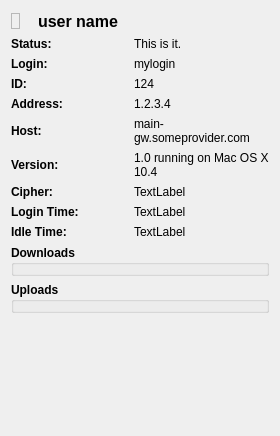
First picture: the form in qw_client/QwcUserInfoWidget.ui, repository pcjpnet/qwired-suite, before the edit.
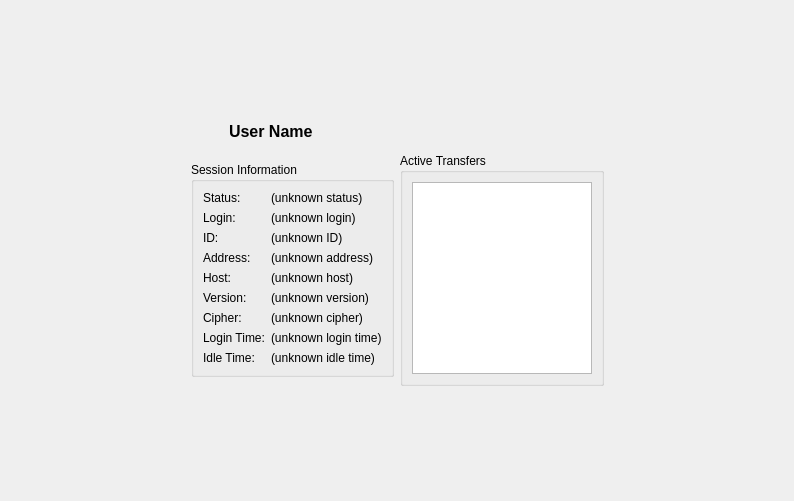
Second picture: the form after the edit. Icons and pictures are not drawn.

Diff of the .ui file:
```diff
--- a/qw_client/QwcUserInfoWidget.ui
+++ b/qw_client/QwcUserInfoWidget.ui
@@ -6,29 +6,45 @@
    <rect>
     <x>0</x>
     <y>0</y>
-    <width>280</width>
-    <height>436</height>
+    <width>794</width>
+    <height>501</height>
    </rect>
   </property>
   <property name="windowTitle">
    <string>User Information</string>
   </property>
-  <layout class="QVBoxLayout" name="verticalLayout">
-   <item>
-    <layout class="QHBoxLayout" name="horizontalLayout">
-     <item>
+  <layout class="QGridLayout" name="gridLayout_3">
+   <item row="0" column="1">
+    <spacer name="verticalSpacer">
+     <property name="orientation">
+      <enum>Qt::Vertical</enum>
+     </property>
+     <property name="sizeType">
+      <enum>QSizePolicy::Expanding</enum>
+     </property>
+     <property name="sizeHint" stdset="0">
+      <size>
+       <width>10</width>
+       <height>111</height>
+      </size>
+     </property>
+    </spacer>
+   </item>
+   <item row="1" column="1" rowspan="2">
+    <layout class="QGridLayout" name="gridLayout">
+     <item row="0" column="0">
       <widget class="QLabel" name="fIcon">
        <property name="sizePolicy">
-        <sizepolicy hsizetype="Maximum" vsizetype="Maximum">
+        <sizepolicy hsizetype="Fixed" vsizetype="Fixed">
          <horstretch>0</horstretch>
          <verstretch>0</verstretch>
         </sizepolicy>
        </property>
-       <property name="frameShape">
-        <enum>QFrame::StyledPanel</enum>
-       </property>
-       <property name="frameShadow">
-        <enum>QFrame::Raised</enum>
+       <property name="minimumSize">
+        <size>
+         <width>32</width>
+         <height>32</height>
+        </size>
        </property>
        <property name="text">
         <string/>
@@ -44,23 +60,7 @@
        </property>
       </widget>
      </item>
-     <item>
-      <spacer name="horizontalSpacer">
-       <property name="orientation">
-        <enum>Qt::Horizontal</enum>
-       </property>
-       <property name="sizeType">
-        <enum>QSizePolicy::Fixed</enum>
-       </property>
-       <property name="sizeHint" stdset="0">
-        <size>
-         <width>12</width>
-         <height>20</height>
-        </size>
-       </property>
-      </spacer>
-     </item>
-     <item>
+     <item row="0" column="1" colspan="2">
       <widget class="QLabel" name="fNick">
        <property name="font">
         <font>
@@ -70,21 +70,29 @@
         </font>
        </property>
        <property name="text">
-        <string>user name</string>
+        <string>User Name</string>
        </property>
       </widget>
      </item>
-    </layout>
-   </item>
-   <item>
-    <layout class="QGridLayout" name="gridLayout">
+     <item row="1" column="0" colspan="2">
+      <widget class="QGroupBox" name="groupBox">
+       <property name="sizePolicy">
+        <sizepolicy hsizetype="Maximum" vsizetype="Maximum">
+         <horstretch>0</horstretch>
+         <verstretch>0</verstretch>
+        </sizepolicy>
+       </property>
+       <property name="title">
+        <string>Session Information</string>
+       </property>
+       <layout class="QFormLayout" name="formLayout">
      <item row="0" column="0">
       <widget class="QLabel" name="label">
-       <property name="font">
-        <font>
-         <weight>75</weight>
-         <bold>true</bold>
-        </font>
+          <property name="sizePolicy">
+           <sizepolicy hsizetype="MinimumExpanding" vsizetype="Preferred">
+            <horstretch>0</horstretch>
+            <verstretch>0</verstretch>
+           </sizepolicy>
        </property>
        <property name="text">
         <string>Status:</string>
@@ -93,8 +101,14 @@
      </item>
      <item row="0" column="1">
       <widget class="QLabel" name="fStatus">
+          <property name="sizePolicy">
+           <sizepolicy hsizetype="MinimumExpanding" vsizetype="Preferred">
+            <horstretch>0</horstretch>
+            <verstretch>0</verstretch>
+           </sizepolicy>
+          </property>
        <property name="text">
-        <string>This is it.</string>
+           <string>(unknown status)</string>
        </property>
        <property name="wordWrap">
         <bool>true</bool>
@@ -103,11 +117,11 @@
      </item>
      <item row="1" column="0">
       <widget class="QLabel" name="label_2">
-       <property name="font">
-        <font>
-         <weight>75</weight>
-         <bold>true</bold>
-        </font>
+          <property name="sizePolicy">
+           <sizepolicy hsizetype="MinimumExpanding" vsizetype="Preferred">
+            <horstretch>0</horstretch>
+            <verstretch>0</verstretch>
+           </sizepolicy>
        </property>
        <property name="text">
         <string>Login:</string>
@@ -116,8 +130,14 @@
      </item>
      <item row="1" column="1">
       <widget class="QLabel" name="fLogin">
+          <property name="sizePolicy">
+           <sizepolicy hsizetype="MinimumExpanding" vsizetype="Preferred">
+            <horstretch>0</horstretch>
+            <verstretch>0</verstretch>
+           </sizepolicy>
+          </property>
        <property name="text">
-        <string>mylogin</string>
+           <string>(unknown login)</string>
        </property>
        <property name="wordWrap">
         <bool>true</bool>
@@ -126,11 +146,11 @@
      </item>
      <item row="2" column="0">
       <widget class="QLabel" name="label_3">
-       <property name="font">
-        <font>
-         <weight>75</weight>
-         <bold>true</bold>
-        </font>
+          <property name="sizePolicy">
+           <sizepolicy hsizetype="MinimumExpanding" vsizetype="Preferred">
+            <horstretch>0</horstretch>
+            <verstretch>0</verstretch>
+           </sizepolicy>
        </property>
        <property name="text">
         <string>ID:</string>
@@ -139,8 +159,14 @@
      </item>
      <item row="2" column="1">
       <widget class="QLabel" name="fID">
+          <property name="sizePolicy">
+           <sizepolicy hsizetype="MinimumExpanding" vsizetype="Preferred">
+            <horstretch>0</horstretch>
+            <verstretch>0</verstretch>
+           </sizepolicy>
+          </property>
        <property name="text">
-        <string>124</string>
+           <string>(unknown ID)</string>
        </property>
        <property name="wordWrap">
         <bool>true</bool>
@@ -149,11 +175,11 @@
      </item>
      <item row="3" column="0">
       <widget class="QLabel" name="label_4">
-       <property name="font">
-        <font>
-         <weight>75</weight>
-         <bold>true</bold>
-        </font>
+          <property name="sizePolicy">
+           <sizepolicy hsizetype="MinimumExpanding" vsizetype="Preferred">
+            <horstretch>0</horstretch>
+            <verstretch>0</verstretch>
+           </sizepolicy>
        </property>
        <property name="text">
         <string>Address:</string>
@@ -162,8 +188,14 @@
      </item>
      <item row="3" column="1">
       <widget class="QLabel" name="fAddress">
+          <property name="sizePolicy">
+           <sizepolicy hsizetype="MinimumExpanding" vsizetype="Preferred">
+            <horstretch>0</horstretch>
+            <verstretch>0</verstretch>
+           </sizepolicy>
+          </property>
        <property name="text">
-        <string>1.2.3.4</string>
+           <string>(unknown address)</string>
        </property>
        <property name="wordWrap">
         <bool>true</bool>
@@ -172,11 +204,11 @@
      </item>
      <item row="4" column="0">
       <widget class="QLabel" name="label_5">
-       <property name="font">
-        <font>
-         <weight>75</weight>
-         <bold>true</bold>
-        </font>
+          <property name="sizePolicy">
+           <sizepolicy hsizetype="MinimumExpanding" vsizetype="Preferred">
+            <horstretch>0</horstretch>
+            <verstretch>0</verstretch>
+           </sizepolicy>
        </property>
        <property name="text">
         <string>Host:</string>
@@ -185,8 +217,14 @@
      </item>
      <item row="4" column="1">
       <widget class="QLabel" name="fHost">
+          <property name="sizePolicy">
+           <sizepolicy hsizetype="MinimumExpanding" vsizetype="Preferred">
+            <horstretch>0</horstretch>
+            <verstretch>0</verstretch>
+           </sizepolicy>
+          </property>
        <property name="text">
-        <string>main-gw.someprovider.com</string>
+           <string>(unknown host)</string>
        </property>
        <property name="wordWrap">
         <bool>true</bool>
@@ -195,11 +233,11 @@
      </item>
      <item row="5" column="0">
       <widget class="QLabel" name="label_6">
-       <property name="font">
-        <font>
-         <weight>75</weight>
-         <bold>true</bold>
-        </font>
+          <property name="sizePolicy">
+           <sizepolicy hsizetype="MinimumExpanding" vsizetype="Preferred">
+            <horstretch>0</horstretch>
+            <verstretch>0</verstretch>
+           </sizepolicy>
        </property>
        <property name="text">
         <string>Version:</string>
@@ -208,8 +246,14 @@
      </item>
      <item row="5" column="1">
       <widget class="QLabel" name="fVersion">
+          <property name="sizePolicy">
+           <sizepolicy hsizetype="MinimumExpanding" vsizetype="Preferred">
+            <horstretch>0</horstretch>
+            <verstretch>0</verstretch>
+           </sizepolicy>
+          </property>
        <property name="text">
-        <string>1.0 running on Mac OS X 10.4</string>
+           <string>(unknown version)</string>
        </property>
        <property name="wordWrap">
         <bool>true</bool>
@@ -218,11 +262,11 @@
      </item>
      <item row="6" column="0">
       <widget class="QLabel" name="label_7">
-       <property name="font">
-        <font>
-         <weight>75</weight>
-         <bold>true</bold>
-        </font>
+          <property name="sizePolicy">
+           <sizepolicy hsizetype="MinimumExpanding" vsizetype="Preferred">
+            <horstretch>0</horstretch>
+            <verstretch>0</verstretch>
+           </sizepolicy>
        </property>
        <property name="text">
         <string>Cipher:</string>
@@ -231,8 +275,14 @@
      </item>
      <item row="6" column="1">
       <widget class="QLabel" name="fCipher">
+          <property name="sizePolicy">
+           <sizepolicy hsizetype="MinimumExpanding" vsizetype="Preferred">
+            <horstretch>0</horstretch>
+            <verstretch>0</verstretch>
+           </sizepolicy>
+          </property>
        <property name="text">
-        <string>TextLabel</string>
+           <string>(unknown cipher)</string>
        </property>
        <property name="wordWrap">
         <bool>true</bool>
@@ -241,11 +291,11 @@
      </item>
      <item row="7" column="0">
       <widget class="QLabel" name="label_8">
-       <property name="font">
-        <font>
-         <weight>75</weight>
-         <bold>true</bold>
-        </font>
+          <property name="sizePolicy">
+           <sizepolicy hsizetype="MinimumExpanding" vsizetype="Preferred">
+            <horstretch>0</horstretch>
+            <verstretch>0</verstretch>
+           </sizepolicy>
        </property>
        <property name="text">
         <string>Login Time:</string>
@@ -254,8 +304,14 @@
      </item>
      <item row="7" column="1">
       <widget class="QLabel" name="fLoginTime">
+          <property name="sizePolicy">
+           <sizepolicy hsizetype="MinimumExpanding" vsizetype="Preferred">
+            <horstretch>0</horstretch>
+            <verstretch>0</verstretch>
+           </sizepolicy>
+          </property>
        <property name="text">
-        <string>TextLabel</string>
+           <string>(unknown login time)</string>
        </property>
        <property name="wordWrap">
         <bool>true</bool>
@@ -264,11 +320,11 @@
      </item>
      <item row="8" column="0">
       <widget class="QLabel" name="label_9">
-       <property name="font">
-        <font>
-         <weight>75</weight>
-         <bold>true</bold>
-        </font>
+          <property name="sizePolicy">
+           <sizepolicy hsizetype="MinimumExpanding" vsizetype="Preferred">
+            <horstretch>0</horstretch>
+            <verstretch>0</verstretch>
+           </sizepolicy>
        </property>
        <property name="text">
         <string>Idle Time:</string>
@@ -277,8 +333,14 @@
      </item>
      <item row="8" column="1">
       <widget class="QLabel" name="fIdleTime">
+          <property name="sizePolicy">
+           <sizepolicy hsizetype="MinimumExpanding" vsizetype="Preferred">
+            <horstretch>0</horstretch>
+            <verstretch>0</verstretch>
+           </sizepolicy>
+          </property>
        <property name="text">
-        <string>TextLabel</string>
+           <string>(unknown idle time)</string>
        </property>
        <property name="wordWrap">
         <bool>true</bool>
@@ -286,61 +348,78 @@
       </widget>
      </item>
     </layout>
-   </item>
-   <item>
-    <widget class="QGroupBox" name="fGroupDownloads">
-     <property name="font">
-      <font>
-       <weight>75</weight>
-       <bold>true</bold>
-      </font>
-     </property>
+      </widget>
+     </item>
+     <item row="1" column="2">
+      <widget class="QGroupBox" name="transferGroup">
      <property name="title">
-      <string>Downloads</string>
-     </property>
-     <widget class="QGroupBox" name="fGroupDownloads_2">
-      <property name="geometry">
-       <rect>
-        <x>19</x>
-        <y>269</y>
-        <width>302</width>
-        <height>18</height>
-       </rect>
-      </property>
-      <property name="font">
-       <font>
-        <weight>75</weight>
-        <bold>true</bold>
-       </font>
-      </property>
-      <property name="title">
-       <string>Downloads</string>
-      </property>
-     </widget>
-    </widget>
-   </item>
-   <item>
-    <widget class="QGroupBox" name="fGroupUploads">
-     <property name="font">
-      <font>
-       <weight>75</weight>
-       <bold>true</bold>
-      </font>
+        <string>Active Transfers</string>
+       </property>
+       <layout class="QGridLayout" name="gridLayout_2">
+        <item row="0" column="0">
+         <widget class="QTreeWidget" name="transfersList">
+          <attribute name="headerVisible">
+           <bool>false</bool>
+          </attribute>
+          <attribute name="headerVisible">
+           <bool>false</bool>
+          </attribute>
+          <column>
+           <property name="text">
+            <string notr="true">1</string>
+           </property>
+          </column>
+         </widget>
+        </item>
+       </layout>
+      </widget>
+     </item>
+    </layout>
+   </item>
+   <item row="1" column="2">
+    <spacer name="horizontalSpacer_2">
+     <property name="orientation">
+      <enum>Qt::Horizontal</enum>
      </property>
-     <property name="title">
-      <string>Uploads</string>
+     <property name="sizeType">
+      <enum>QSizePolicy::Expanding</enum>
      </property>
-    </widget>
+     <property name="sizeHint" stdset="0">
+      <size>
+       <width>255</width>
+       <height>10</height>
+      </size>
+     </property>
+    </spacer>
    </item>
-   <item>
-    <spacer name="verticalSpacer">
+   <item row="2" column="0">
+    <spacer name="horizontalSpacer">
+     <property name="orientation">
+      <enum>Qt::Horizontal</enum>
+     </property>
+     <property name="sizeType">
+      <enum>QSizePolicy::Expanding</enum>
+     </property>
+     <property name="sizeHint" stdset="0">
+      <size>
+       <width>256</width>
+       <height>10</height>
+      </size>
+     </property>
+    </spacer>
+   </item>
+   <item row="3" column="1">
+    <spacer name="verticalSpacer_2">
      <property name="orientation">
       <enum>Qt::Vertical</enum>
      </property>
+     <property name="sizeType">
+      <enum>QSizePolicy::Expanding</enum>
+     </property>
      <property name="sizeHint" stdset="0">
       <size>
-       <width>20</width>
-       <height>40</height>
+       <width>10</width>
+       <height>111</height>
       </size>
      </property>
     </spacer>
```
Left out of the diff: 7 changed lines with no effect on the pictures. Lines whose indentation alone changed are shown as unchanged.
